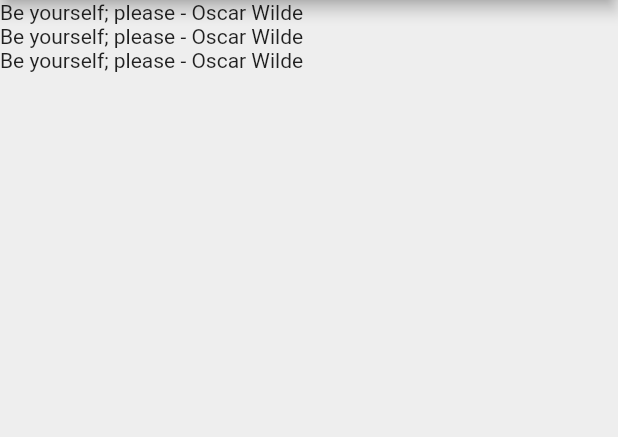
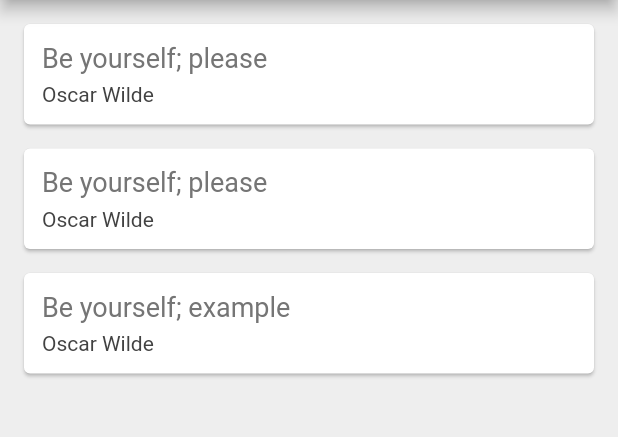
Before and after one commit to angcastillo18/Flutter-App, a Flutter app: the screen it shows after launch, on a phone screen of 412 x 824 dp, the part 84-521 px from its top. Run offline on Flutter 3.47's test engine with Material 2 defaults, Android fonts, the phone set to English and light mode, and no system bars.

Commit message:
added until lessons 19

```diff
--- a/quotesProject/quotes/lib/main.dart
+++ b/quotesProject/quotes/lib/main.dart
@@ -14,9 +14,37 @@ class _QuoteListState extends State<QuoteList> {
   List<Quote> quotes=[
     Quote(author: 'Oscar Wilde',text: 'Be yourself; please'),
     Quote(author: 'Oscar Wilde',text: 'Be yourself; please'),
-    Quote(author: 'Oscar Wilde',text: 'Be yourself; please')
+    Quote(author: 'Oscar Wilde',text: 'Be yourself; example')
   ];
-
+//aqui hemos creado nuestro widget de cards
+  Widget quoteTemplate(quote){
+    return Card(
+      margin: EdgeInsets.fromLTRB(16.0, 16.0, 16.0, 0),
+      child:Padding(
+        padding: const EdgeInsets.all(12.0),
+        child: Column(
+          crossAxisAlignment: CrossAxisAlignment.stretch,
+          children: <Widget>[
+            Text(
+              quote.text,
+              style: TextStyle(
+                fontSize: 18.0,
+                color: Colors.grey[600],
+              ),
+            ),
+            SizedBox(height: 6.0),
+            Text(
+              quote.author,
+              style: TextStyle(
+                fontSize: 14.0,
+                color: Colors.grey[800]
+              ),
+            ),
+          ],
+        ),
+      ),
+    );
+  }
 
   @override
   Widget build(BuildContext context) {
@@ -28,7 +56,7 @@ class _QuoteListState extends State<QuoteList> {
         backgroundColor: Colors.redAccent,
       ),
       body: Column(
-        children: quotes.map((quote)=>Text('${quote.text} - ${quote.author}')).toList(),
+        children: quotes.map((quote)=> quoteTemplate(quote)).toList(),
       ),
     );
   }
```
